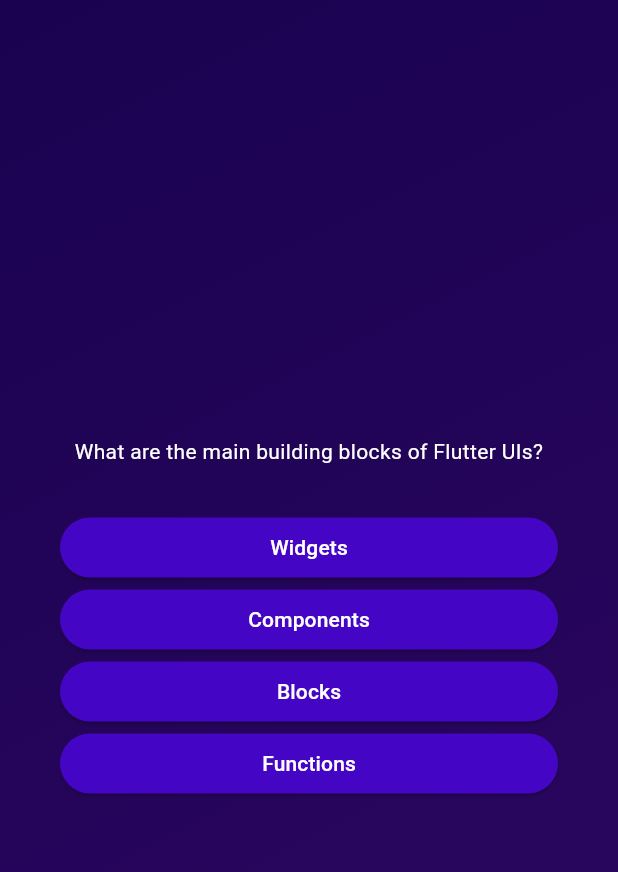
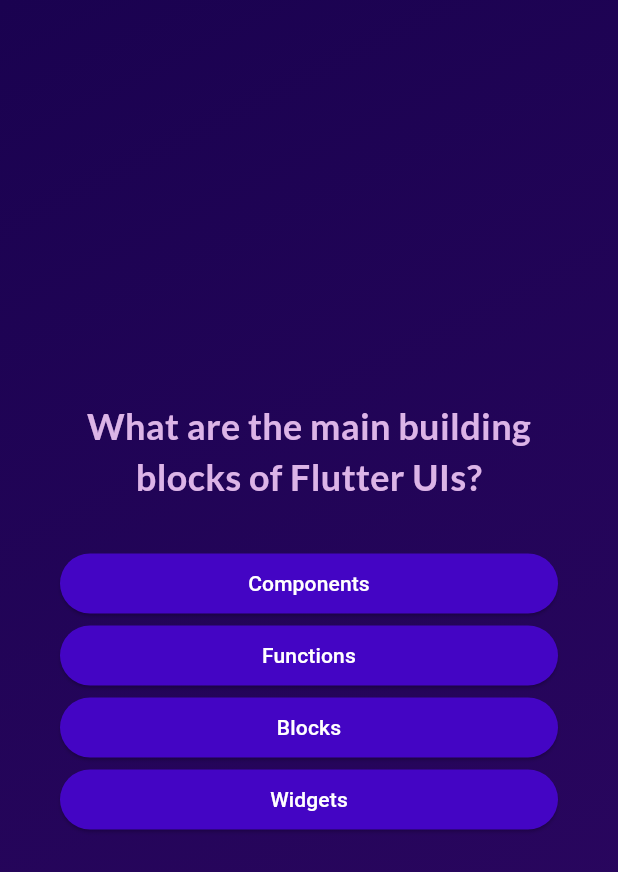
Before and after one commit to husseinalshargi/quiz_app, a Flutter app: the screen it shows after launch, after a tap on "Start Quiz", on a phone screen of 412 x 824 dp. Shown: the top 872 px of the screen. Run offline on Flutter 3.47's test engine with Material 3 defaults, Android fonts, the phone set to English and light mode, and no system bars; our stand-ins replace google_fonts.

Commit message:
refactor: enhance UI elements and improve question handling logic
- Centered text alignment in AnswerButton widget
- Simplified main function in quiz.dart
- Added getShuffledAnswers method to QuizQuestion class for randomizing answers
- Updated QuestionScreen to use currentQuestionIndex for dynamic question display
- Replaced StyledText with Google Fonts in StartScreen for improved styling
- Removed unused style_text.dart file
- Updated pubspec.lock and pubspec.yaml to include new dependencies

```diff
--- a/lib/answer_button.dart
+++ b/lib/answer_button.dart
@@ -20,7 +20,7 @@ class AnswerButton extends StatelessWidget {
         shape: RoundedRectangleBorder(borderRadius: BorderRadius.circular(30)), //how the buttons are
         padding: const EdgeInsets.symmetric(horizontal:  40, vertical:  10),
       ),
-      child: Text(answerText),
+      child: Text(answerText, textAlign: TextAlign.center,),
     );
   }
 }
--- a/lib/main.dart
+++ b/lib/main.dart
@@ -1,8 +1,7 @@
 import 'package:flutter/material.dart';
+
 import 'package:quiz_app/quiz.dart';
 
 void main() {
-  runApp(
-    const Quiz()
-  );
+  runApp(const Quiz());
 }
--- a/lib/models/quiz_question.dart
+++ b/lib/models/quiz_question.dart
@@ -4,4 +4,9 @@ class QuizQuestion {
   final String text;
   final List<String> answers;
 
+  List<String> getShuffledAnswers() {
+    final shuffledList = List.of(answers); //copies the list provided,
+    shuffledList.shuffle(); //then shuffle it
+    return shuffledList;
+  }
 }
--- a/lib/question_screen.dart
+++ b/lib/question_screen.dart
@@ -1,4 +1,6 @@
 import 'package:flutter/material.dart';
+import 'package:google_fonts/google_fonts.dart';
+
 import 'package:quiz_app/answer_button.dart';
 import 'package:quiz_app/data/questions.dart';
 
@@ -12,9 +14,17 @@ class QuestionScreen extends StatefulWidget {
 }
 
 class _QuestionScreenstate extends State<QuestionScreen> {
+  var currentQuestionIndex = 0;
+
+  void answerQuestion() {
+    setState(() {
+      currentQuestionIndex++;
+    });
+  }
+
   @override
   Widget build(context) {
-    final currentQuestion = questions[0];
+    final currentQuestion = questions[currentQuestionIndex];
     return Container(
       margin: const EdgeInsets.all(40),
       child: SizedBox(
@@ -25,12 +35,16 @@ class _QuestionScreenstate extends State<QuestionScreen> {
           children: [
             Text(
               currentQuestion.text,
-              style: const TextStyle(color: Colors.white),
+              style: GoogleFonts.lato(
+                color: const Color.fromARGB(255, 220, 180, 231),
+                fontSize: 24,
+                fontWeight: FontWeight.bold,
+              ),
               textAlign: TextAlign.center,
             ),
             const SizedBox(height: 30),
-            ...currentQuestion.answers.map((answer) {
-              return AnswerButton(answerText: answer, onTap: () {});
+            ...currentQuestion.getShuffledAnswers().map((answer) {
+              return AnswerButton(answerText: answer, onTap: answerQuestion);
             }),
             //...: [[1,2,3],4] -> [1,2,3,4]
           ],
--- a/lib/quiz.dart
+++ b/lib/quiz.dart
@@ -1,4 +1,5 @@
 import 'package:flutter/material.dart';
+
 import 'package:quiz_app/start_screen.dart';
 import 'package:quiz_app/question_screen.dart';
 
--- a/lib/start_screen.dart
+++ b/lib/start_screen.dart
@@ -1,5 +1,6 @@
 import 'package:flutter/material.dart';
-import 'package:quiz_app/style_text.dart';
+import 'package:google_fonts/google_fonts.dart';
+
 
 class StartScreen extends StatelessWidget {
   const StartScreen(
@@ -7,7 +8,8 @@ class StartScreen extends StatelessWidget {
     super.key,
   }); //pass the key to the extendet class, should have const
 
-  final void Function() startQuiz; //must be in this form when taking a function from the constructor, void -> type
+  final void Function()
+  startQuiz; //must be in this form when taking a function from the constructor, void -> type
   //must run it inside lambda of a button press
 
   @override
@@ -27,7 +29,14 @@ class StartScreen extends StatelessWidget {
             ), //to make it transparent by altering image's color
           ),
           const SizedBox(height: 60),
-          const StyledText('Learn Flutter the Fun Way!'),
+          Text(
+            'Learn Flutter the Fun Way',
+            style: GoogleFonts.lato(
+              color: const Color.fromARGB(255, 220, 180, 231),
+              fontSize: 24,
+              fontWeight: FontWeight.bold,
+            ),
+          ),
           const SizedBox(height: 35),
           OutlinedButton.icon(
             //if icon then child will turn to label
--- a/lib/style_text.dart
+++ /dev/null
@@ -1,11 +0,0 @@
-import 'package:flutter/material.dart';
-
-class StyledText extends StatelessWidget {
-  const StyledText(this.text, {super.key});
-  final String text;
-
-  @override
-  Widget build(BuildContext context) {
-    return Text(text, style: TextStyle(color: Colors.white, fontSize: 24.0));
-  }
-}
--- a/pubspec.yaml
+++ b/pubspec.yaml
@@ -34,6 +34,7 @@ dependencies:
   # The following adds the Cupertino Icons font to your application.
   # Use with the CupertinoIcons class for iOS style icons.
   cupertino_icons: ^1.0.8
+  google_fonts: ^6.2.1
 
 dev_dependencies:
   flutter_test:
```
Also changed, not shown: pubspec.lock, 1 other file.
